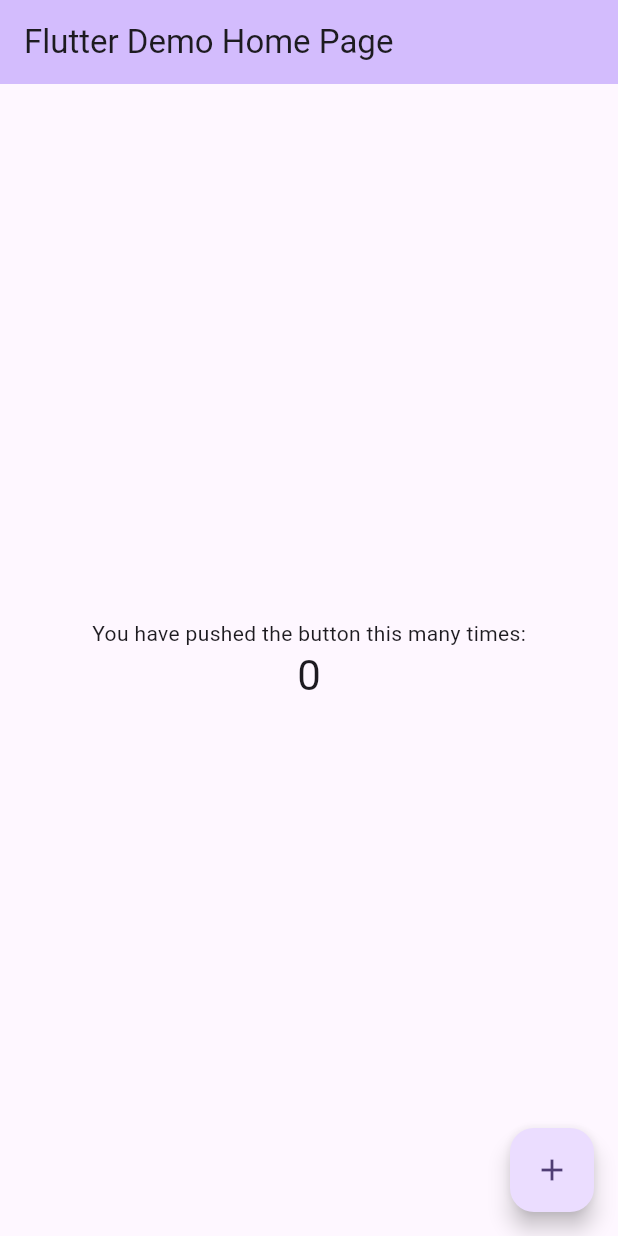
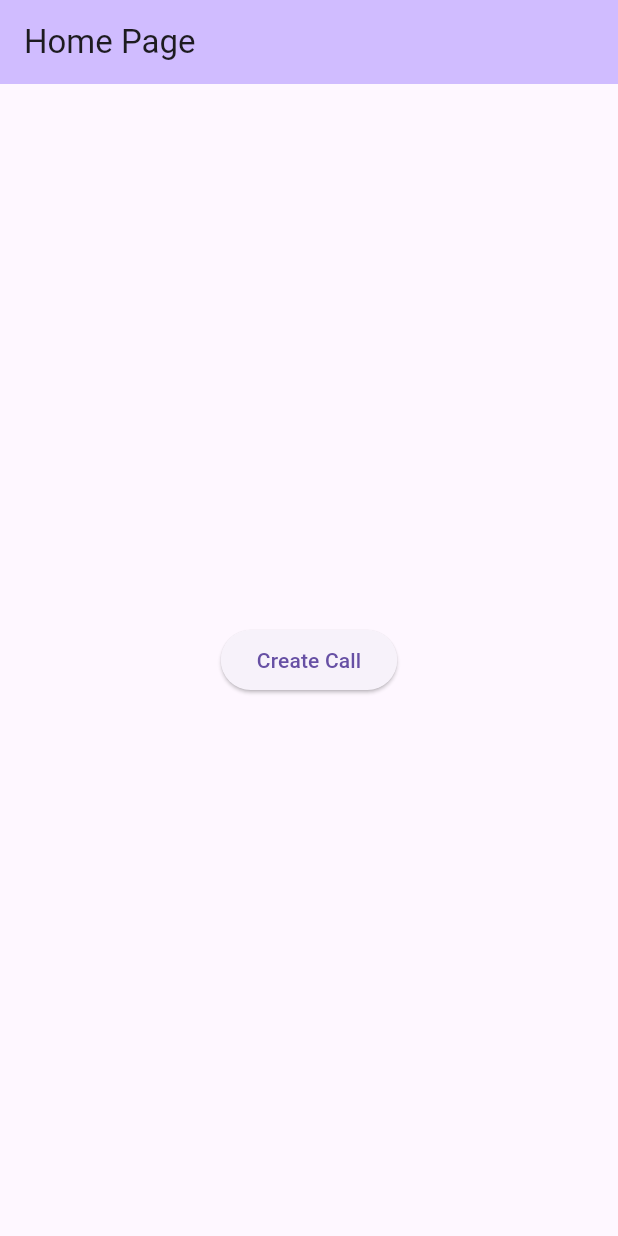
Before and after one commit to MamikonP/video_audio_streaming, a Flutter app: the screen it shows after launch, on a phone screen of 412 x 824 dp. Run offline on Flutter 3.47's test engine with Material 3 defaults, Android fonts, the phone set to English and light mode, and no system bars; missing offline and left inert: stream_video, stream_video_flutter.

Commit message:
Implemented video call example

```diff
--- /dev/null
+++ b/lib/app.dart
@@ -0,0 +1,13 @@
+import 'package:flutter/material.dart';
+import 'package:video_audio_streaming/pages/home_page.dart';
+
+class App extends StatelessWidget {
+  const App({super.key});
+
+  @override
+  Widget build(BuildContext context) {
+    return const MaterialApp(
+      home: HomePage(),
+    );
+  }
+}
--- a/lib/main.dart
+++ b/lib/main.dart
@@ -1,125 +1,12 @@
 import 'package:flutter/material.dart';
+import 'package:stream_video/stream_video.dart';
+import 'package:video_audio_streaming/app.dart';
 
-void main() {
-  runApp(const MyApp());
+void main() async {
+  WidgetsFlutterBinding.ensureInitialized();
+  final client = StreamVideo('mmhfdzb5evj2',
+      user: User.regular(userId: 'Shaak_Ti'),
+      userToken:
+          'eyJhbGciOiJIUzI1NiIsInR5cCI6IkpXVCJ9.eyJpc3MiOiJodHRwczovL3Byb250by5nZXRzdHJlYW0uaW8iLCJzdWIiOiJ1c2VyL1NoYWFrX1RpIiwidXNlcl9pZCI6IlNoYWFrX1RpIiwidmFsaWRpdHlfaW5fc2Vjb25kcyI6NjA0ODAwLCJpYXQiOjE3MjcwOTgzOTAsImV4cCI6MTcyNzcwMzE5MH0.E7-vgzCXgkdKXwdLg9a6z6gg_TJq3QKLtIaOVVLyM-U');
+  runApp(const App());
 }
-
-class MyApp extends StatelessWidget {
-  const MyApp({super.key});
-
-  // This widget is the root of your application.
-  @override
-  Widget build(BuildContext context) {
-    return MaterialApp(
-      title: 'Flutter Demo',
-      theme: ThemeData(
-        // This is the theme of your application.
-        //
-        // TRY THIS: Try running your application with "flutter run". You'll see
-        // the application has a purple toolbar. Then, without quitting the app,
-        // try changing the seedColor in the colorScheme below to Colors.green
-        // and then invoke "hot reload" (save your changes or press the "hot
-        // reload" button in a Flutter-supported IDE, or press "r" if you used
-        // the command line to start the app).
-        //
-        // Notice that the counter didn't reset back to zero; the application
-        // state is not lost during the reload. To reset the state, use hot
-        // restart instead.
-        //
-        // This works for code too, not just values: Most code changes can be
-        // tested with just a hot reload.
-        colorScheme: ColorScheme.fromSeed(seedColor: Colors.deepPurple),
-        useMaterial3: true,
-      ),
-      home: const MyHomePage(title: 'Flutter Demo Home Page'),
-    );
-  }
-}
-
-class MyHomePage extends StatefulWidget {
-  const MyHomePage({super.key, required this.title});
-
-  // This widget is the home page of your application. It is stateful, meaning
-  // that it has a State object (defined below) that contains fields that affect
-  // how it looks.
-
-  // This class is the configuration for the state. It holds the values (in this
-  // case the title) provided by the parent (in this case the App widget) and
-  // used by the build method of the State. Fields in a Widget subclass are
-  // always marked "final".
-
-  final String title;
-
-  @override
-  State<MyHomePage> createState() => _MyHomePageState();
-}
-
-class _MyHomePageState extends State<MyHomePage> {
-  int _counter = 0;
-
-  void _incrementCounter() {
-    setState(() {
-      // This call to setState tells the Flutter framework that something has
-      // changed in this State, which causes it to rerun the build method below
-      // so that the display can reflect the updated values. If we changed
-      // _counter without calling setState(), then the build method would not be
-      // called again, and so nothing would appear to happen.
-      _counter++;
-    });
-  }
-
-  @override
-  Widget build(BuildContext context) {
-    // This method is rerun every time setState is called, for instance as done
-    // by the _incrementCounter method above.
-    //
-    // The Flutter framework has been optimized to make rerunning build methods
-    // fast, so that you can just rebuild anything that needs updating rather
-    // than having to individually change instances of widgets.
-    return Scaffold(
-      appBar: AppBar(
-        // TRY THIS: Try changing the color here to a specific color (to
-        // Colors.amber, perhaps?) and trigger a hot reload to see the AppBar
-        // change color while the other colors stay the same.
-        backgroundColor: Theme.of(context).colorScheme.inversePrimary,
-        // Here we take the value from the MyHomePage object that was created by
-        // the App.build method, and use it to set our appbar title.
-        title: Text(widget.title),
-      ),
-      body: Center(
-        // Center is a layout widget. It takes a single child and positions it
-        // in the middle of the parent.
-        child: Column(
-          // Column is also a layout widget. It takes a list of children and
-          // arranges them vertically. By default, it sizes itself to fit its
-          // children horizontally, and tries to be as tall as its parent.
-          //
-          // Column has various properties to control how it sizes itself and
-          // how it positions its children. Here we use mainAxisAlignment to
-          // center the children vertically; the main axis here is the vertical
-          // axis because Columns are vertical (the cross axis would be
-          // horizontal).
-          //
-          // TRY THIS: Invoke "debug painting" (choose the "Toggle Debug Paint"
-          // action in the IDE, or press "p" in the console), to see the
-          // wireframe for each widget.
-          mainAxisAlignment: MainAxisAlignment.center,
-          children: <Widget>[
-            const Text(
-              'You have pushed the button this many times:',
-            ),
-            Text(
-              '$_counter',
-              style: Theme.of(context).textTheme.headlineMedium,
-            ),
-          ],
-        ),
-      ),
-      floatingActionButton: FloatingActionButton(
-        onPressed: _incrementCounter,
-        tooltip: 'Increment',
-        child: const Icon(Icons.add),
-      ), // This trailing comma makes auto-formatting nicer for build methods.
-    );
-  }
-}
--- /dev/null
+++ b/lib/pages/call_page.dart
@@ -0,0 +1,25 @@
+import 'package:flutter/material.dart';
+import 'package:stream_video_flutter/stream_video_flutter.dart';
+
+class CallScreen extends StatefulWidget {
+  final Call call;
+
+  const CallScreen({
+    super.key,
+    required this.call,
+  });
+
+  @override
+  State<CallScreen> createState() => _CallScreenState();
+}
+
+class _CallScreenState extends State<CallScreen> {
+  @override
+  Widget build(BuildContext context) {
+    return Scaffold(
+      body: StreamCallContainer(
+        call: widget.call,
+      ),
+    );
+  }
+}
--- /dev/null
+++ b/lib/pages/home_page.dart
@@ -0,0 +1,43 @@
+import 'package:flutter/material.dart';
+import 'package:stream_video/stream_video.dart';
+import 'package:video_audio_streaming/pages/call_page.dart';
+
+class HomePage extends StatelessWidget {
+  const HomePage({super.key});
+
+  @override
+  Widget build(BuildContext context) {
+    return Scaffold(
+      appBar: AppBar(
+        backgroundColor: Theme.of(context).colorScheme.inversePrimary,
+        title: const Text('Home Page'),
+      ),
+      body: Center(
+        child: ElevatedButton(
+          child: const Text('Create Call'),
+          onPressed: () async {
+            try {
+              var call = StreamVideo.instance.makeCall(
+                callType: StreamCallType.defaultType(),
+                id: 'wfCA0cgusvV7',
+              );
+
+              await call.getOrCreate();
+
+              Navigator.push(
+                // ignore: use_build_context_synchronously
+                context,
+                MaterialPageRoute(
+                  builder: (context) => CallScreen(call: call),
+                ),
+              );
+            } catch (e) {
+              debugPrint('Error joining or creating call: $e');
+              debugPrint(e.toString());
+            }
+          },
+        ),
+      ),
+    );
+  }
+}
```
Also changed, not shown: pubspec.yaml (+4 -68 lines), 16 other files.
